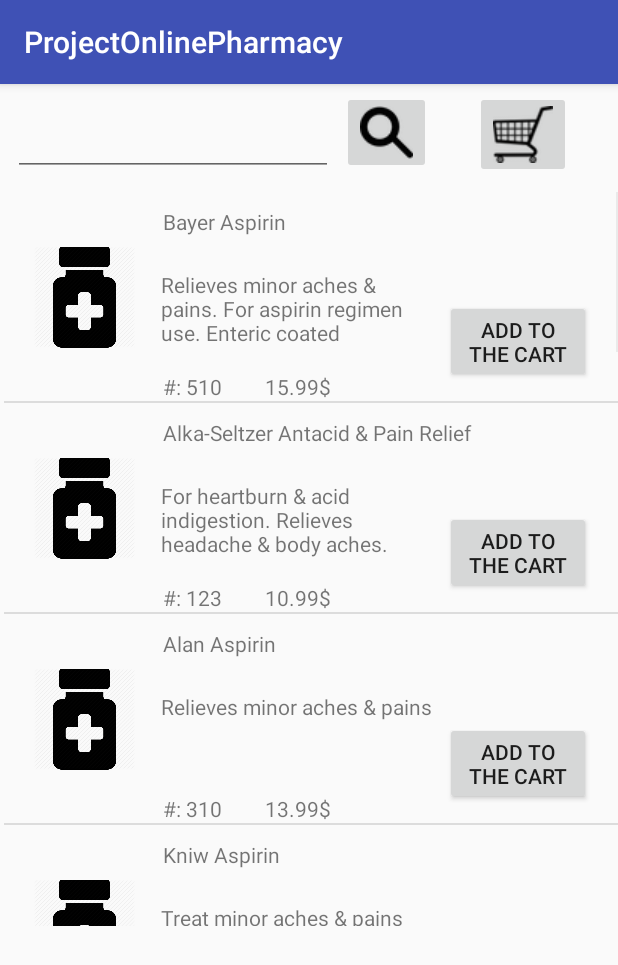
After one commit to DuyTang1112/ProjectOnlinePharmacy, an Android app: the Main screen opened directly, with no data from a screen before it, on a phone screen of 412 x 824 dp. The commit adds this screen. Shown: the top 965 px of the screen. Run offline under Robolectric (Android 15) with nearby library versions, the phone set to English and light mode, and no system bars.

Commit message:
Main activity added

```diff
--- a/app/src/main/AndroidManifest.xml
+++ b/app/src/main/AndroidManifest.xml
@@ -16,7 +16,8 @@
                 <category android:name="android.intent.category.LAUNCHER" />
             </intent-filter>
         </activity>
-        <activity android:name=".NewUser"></activity>
+        <activity android:name=".NewUser" />
+        <activity android:name=".Main"></activity>
     </application>
 
 </manifest>
--- a/app/src/main/assets/data.txt
+++ b/app/src/main/assets/data.txt
@@ -1,5 +1,5 @@
 Bayer Aspirin;Relieves minor aches & pains. For aspirin regimen use. Enteric coated;510;Medicine;15.99
-Alka-Seltzer Antacid & Pain Relief;For heartburn & acid indigestion. Relieves headache & body aches. Use for sour & upset stomach;123;medicine;10.99
+Alka-Seltzer Antacid & Pain Relief;For heartburn & acid indigestion. Relieves headache & body aches.;123;Medicine;10.99
 Alan Aspirin;Relieves minor aches & pains;310;Medicine;13.99
 Kniw Aspirin;Treat minor aches & pains;31;Medicine;12.99
 Walgreen Mucus Relieve;Helps loosen phlegm;100;Medicine;19.99
@@ -9,8 +9,8 @@ Garnel's Shampoo;Give you a fresh look with amazing smell;313;Personal Care;24.9
 AXE's Conditioner;Magnetic softeners leave your hair soft to the touch;213;Personal Care;13.99
 Walgreens Super Probiotic Digestive Support Capsules;Maintain body's natural digestive system;131;Vitamins;23.99
 Walgreens One Daily Multivitamin With Iron, Tablets;Promotes cellular integrity & health;312;Vitamins;9.49
-Nature Made Calcium 600 mg with Vitamin D Dietary Supplement Liquid Softgels;This supplement helps build strong bones and may help prevent osteoporosis;131;Vitamins;23.99
+Nature Made Calcium 600 mg with Vitamin D Dietary Supplement;This supplement helps build strong bones and help prevent osteoporosis;131;Vitamins;23.99
 Walgreens One Daily Multivitamin Without Iron, Tablets;Promotes cellular integrity & health;312;Vitamins;9.49
 Maybelline Baby Skin Instant Pore Eraser; Smoothes and refines skin's appearance;612;Beauty;6.99
 L'Oreal Paris Magic Perfecting Base Face Primer Cream;Get the perfect skin texture, instantly. Wears all day;1000;Beauty;7.99
-No7 Lift & Luminate Foundation, SPF 15;A luminating foundation which has been formulated with a polymer to help appear to visibly lift and give firmer feeling skin;300;Beauty;12.99
+No7 Lift & Luminate Foundation, SPF 15;Help appear to visibly lift and give firmer feeling skin;300;Beauty;12.99
--- /dev/null
+++ b/app/src/main/java/com/example/duyanhtang/projectonlinepharmacy/Item.java
@@ -0,0 +1,70 @@
+package com.example.duyanhtang.projectonlinepharmacy;
+
+/**
+ * Created by dani1covi on 4/25/17.
+ */
+
+public class Item {
+     String name;
+     String description;
+     int Stock;
+     double price;
+    String category;
+
+    public Item(){
+        this.price=0.0;
+        this.description="";
+        this.description="";
+        this.Stock=0;
+    }
+
+    public Item(String n, String des, int St,String category, double price){
+        this.name=n;
+        this.description=des;
+        this.Stock=St;
+        this.price=price;
+        this.category=category;
+    }
+
+    public double getPrice() {
+        return price;
+    }
+
+    public int getStock() {
+        return Stock;
+    }
+
+    public String getDescription() {
+        return description;
+    }
+
+    public String getName() {
+        return name;
+    }
+
+    public void setDescription(String description) {
+        this.description = description;
+    }
+
+    public void setName(String name) {
+        this.name = name;
+    }
+
+    public void setPrice(double price) {
+        this.price = price;
+    }
+
+    public void setStock(int stock) {
+        Stock = stock;
+    }
+
+    @Override
+    public String toString() {
+        return "Name: "+ name+
+                "\n Description: "+description+
+                "\n Quantity: "+Stock+
+                "\n Price: "+price+
+                "\n Category: "+category;
+
+    }
+}
--- a/app/src/main/java/com/example/duyanhtang/projectonlinepharmacy/LoginPage.java
+++ b/app/src/main/java/com/example/duyanhtang/projectonlinepharmacy/LoginPage.java
@@ -36,6 +36,7 @@ public class LoginPage extends Activity {
         super.onCreate(savedInstanceState);
         setContentView(R.layout.login);
         setTitle("Login Page");
+        //LoginPage.this.deleteDatabase("project.db");
         login=(Button) findViewById(R.id.login);
         newuser=(Button) findViewById(R.id.newuser);
         status=(TextView) findViewById(R.id.status);
@@ -68,11 +69,15 @@ public class LoginPage extends Activity {
                 Cursor cur=db.rawQuery("select password from login_info where _id=?",new String[]{user.getText().toString()});
                 if (cur.getCount()==0){
                     Toast.makeText(LoginPage.this,"No such user is found",Toast.LENGTH_LONG).show();
+
                 }
                 else{
                     cur.moveToFirst();
                     if (cur.getString(0).equals(pass.getText().toString())){
                         Toast.makeText(LoginPage.this,"Login successfully",Toast.LENGTH_LONG).show();
+                        Intent intent=new Intent(LoginPage.this,Main.class);
+                        intent.putExtra("user",user.getText().toString());
+                        startActivity(intent);
                     }
                     else{
                         Toast.makeText(LoginPage.this,"Password does not match",Toast.LENGTH_LONG).show();
--- /dev/null
+++ b/app/src/main/java/com/example/duyanhtang/projectonlinepharmacy/Main.java
@@ -0,0 +1,81 @@
+package com.example.duyanhtang.projectonlinepharmacy;
+
+import android.content.Intent;
+import android.database.Cursor;
+import android.database.sqlite.SQLiteDatabase;
+import android.support.v7.app.AppCompatActivity;
+import android.os.Bundle;
+import android.util.Log;
+import android.view.View;
+import android.widget.Button;
+import android.widget.EditText;
+import android.widget.ImageButton;
+import android.widget.ListView;
+
+import java.util.HashMap;
+import java.util.List;
+
+public class Main extends AppCompatActivity {
+    ListView lv;
+    EditText searchbar;
+    ImageButton searchbutton,cartbutton;
+    HashMap<String,Integer> cart;
+    SQL sql;
+    SQLiteDatabase db;
+    String userid;
+    @Override
+    protected void onCreate(Bundle savedInstanceState) {
+
+        super.onCreate(savedInstanceState);
+        setContentView(R.layout.absolut);
+        sql=new SQL(Main.this);
+        db=sql.getReadableDatabase();
+        lv=(ListView) findViewById(R.id.listview);
+        searchbar=(EditText) findViewById(R.id.searchbar);
+        searchbutton=(ImageButton) findViewById(R.id.find);
+        searchbutton.setOnClickListener(new View.OnClickListener() {
+            @Override
+            public void onClick(View v) {
+                if (searchbar.getText().toString().length()==0) {
+                    readData();
+                    return;
+                }
+                String sql="select name, description, quantity, category, price from item_info " +
+                        "where name like '%"+searchbar.getText().toString()+"%' or category like '%"+searchbar.getText().toString()+"%'";
+                Cursor cur=db.rawQuery(sql,null);
+                cur.moveToFirst();
+                Item[] items=new Item[cur.getCount()];
+                for (int i=0;i<items.length;i++){
+                    items[i]=new Item(cur.getString(0),cur.getString(1),
+                            Integer.parseInt(cur.getString(2)),cur.getString(3),
+                            Double.parseDouble(cur.getString(4)));
+                    Log.d("Item",items[i].toString());
+                    cur.moveToNext();
+                }
+                listView lvadapter=new listView(Main.this,items,cart);
+                lv.setAdapter(lvadapter);
+            }
+        });
+        cartbutton=(ImageButton) findViewById(R.id.cart);
+        cart=new HashMap<>();
+        userid=getIntent().getStringExtra("user");
+        Log.d("User logging in",userid);
+        readData();
+    }
+
+    private void readData() {
+
+        Cursor cur=db.rawQuery("select name, description, quantity, category, price from item_info",null);
+        cur.moveToFirst();
+        Item[] items=new Item[cur.getCount()];
+        for (int i=0;i<items.length;i++){
+            items[i]=new Item(cur.getString(0),cur.getString(1),
+                    Integer.parseInt(cur.getString(2)),cur.getString(3),
+                    Double.parseDouble(cur.getString(4)));
+            Log.d("Item",items[i].toString());
+            cur.moveToNext();
+        }
+        listView lvadapter=new listView(Main.this,items,cart);
+        lv.setAdapter(lvadapter);
+    }
+}
--- /dev/null
+++ b/app/src/main/java/com/example/duyanhtang/projectonlinepharmacy/listView.java
@@ -0,0 +1,80 @@
+package com.example.duyanhtang.projectonlinepharmacy;
+
+import android.content.Context;
+import android.view.LayoutInflater;
+import android.view.View;
+import android.view.ViewGroup;
+import android.widget.BaseAdapter;
+import android.widget.ImageButton;
+import android.widget.ImageView;
+import android.widget.TextView;
+
+import java.util.HashMap;
+
+public class listView extends BaseAdapter {
+    Context activity;
+    Item [] item;
+    HashMap<String,Integer> cart;
+
+
+    public listView(Context ctx, Item [] item,HashMap<String,Integer> cart){
+        activity=ctx;
+        this.item=item;
+        this.cart=cart;
+    }
+
+    @Override
+    public int getCount() {
+        return item.length;
+    }
+
+    @Override
+    public long getItemId(int position) {
+        return 0;
+    }
+
+    @Override
+    public Object getItem(int position) {
+        return null;
+    }
+
+    @Override
+    public View getView(int position, View convertView, ViewGroup parent) {
+        View newView = null;
+        LayoutInflater inf = LayoutInflater.from(activity);
+
+        if (convertView == null)
+            newView = inf.inflate(R.layout.row, null, true);
+        else
+            newView = convertView;
+
+        TextView name=(TextView)newView.findViewById(R.id.name);
+        TextView desc=(TextView)newView.findViewById(R.id.description);
+        TextView stock=(TextView)newView.findViewById(R.id.stock);
+        TextView price=(TextView)newView.findViewById(R.id.price);
+       // ImageButton cart=(ImageButton)newView.findViewById(R.id.cart);
+        //ImageButton search= (ImageButton)newView.findViewById(R.id.find);
+        ImageView image=(ImageView) newView.findViewById(R.id.itemimage);
+
+        name.setText(item[position].getName());
+        desc.setText(item[position].getDescription());
+        stock.setText("#: "+item[position].getStock());
+        price.setText(item[position].getPrice()+"$");
+        switch (item[position].category){
+            case "Medicine":
+                image.setImageResource(R.drawable.medicine);
+                break;
+            case "Personal Care":
+                image.setImageResource(R.drawable.personalcare);
+                break;
+            case "Vitamins":
+                image.setImageResource(R.drawable.vitamins);
+                break;
+            case "Beauty":
+                image.setImageResource(R.drawable.beauty);
+                break;
+        }
+
+        return newView;
+    }
+}
--- /dev/null
+++ b/app/src/main/res/layout/absolut.xml
@@ -0,0 +1,38 @@
+<?xml version="1.0" encoding="utf-8"?>
+<AbsoluteLayout xmlns:android="http://schemas.android.com/apk/res/android"
+    xmlns:app="http://schemas.android.com/apk/res-auto"
+    android:layout_width="match_parent" android:layout_height="match_parent">
+
+    <ImageButton
+        android:id="@+id/find"
+        android:layout_width="wrap_content"
+        android:layout_height="wrap_content"
+        android:layout_x="228dp"
+        android:layout_y="5dp"
+        android:src="@drawable/lupa" />
+
+    <ListView
+        android:id="@+id/listview"
+        android:layout_width="match_parent"
+        android:layout_height="489dp"
+        android:layout_x="3dp"
+        android:layout_y="72dp" />
+
+    <ImageButton
+        android:id="@+id/cart"
+        android:layout_width="wrap_content"
+        android:layout_height="wrap_content"
+        android:layout_x="317dp"
+        android:layout_y="5dp"
+        android:src="@drawable/cart" />
+
+    <EditText
+        android:id="@+id/searchbar"
+        android:layout_width="wrap_content"
+        android:layout_height="wrap_content"
+        android:layout_x="9dp"
+        android:layout_y="16dp"
+        android:ems="10"
+        android:inputType="textPersonName" />
+
+</AbsoluteLayout>
--- /dev/null
+++ b/app/src/main/res/layout/row.xml
@@ -0,0 +1,54 @@
+<?xml version="1.0" encoding="utf-8"?>
+<AbsoluteLayout xmlns:android="http://schemas.android.com/apk/res/android"
+    xmlns:app="http://schemas.android.com/apk/res-auto"
+    android:layout_width="match_parent"
+    android:layout_height="150dp">
+
+    <ImageView
+        android:id="@+id/itemimage"
+        android:layout_width="67dp"
+        android:layout_height="76dp"
+        android:layout_x="20dp"
+        android:layout_y="32dp"
+        app:srcCompat="@mipmap/ic_launcher" />
+
+    <TextView
+        android:id="@+id/description"
+        android:layout_width="181dp"
+        android:layout_height="57dp"
+        android:layout_x="105dp"
+        android:layout_y="52dp"
+        android:text="Description" />
+
+    <TextView
+        android:id="@+id/name"
+        android:layout_width="279dp"
+        android:layout_height="35dp"
+        android:layout_x="106dp"
+        android:layout_y="10dp"
+        android:text="Name" />
+
+    <Button
+        android:id="@+id/add"
+        android:layout_width="97dp"
+        android:layout_height="wrap_content"
+        android:layout_x="294dp"
+        android:layout_y="72dp"
+        android:text="Add to the cart" />
+
+    <TextView
+        android:id="@+id/price"
+        android:layout_width="103dp"
+        android:layout_height="wrap_content"
+        android:layout_x="174dp"
+        android:layout_y="120dp"
+        android:text="price" />
+
+    <TextView
+        android:id="@+id/stock"
+        android:layout_width="42dp"
+        android:layout_height="wrap_content"
+        android:layout_x="106dp"
+        android:layout_y="120dp"
+        android:text="stock" />
+</AbsoluteLayout>
```
Also changed, not shown: app/src/main/java/com/example/duyanhtang/projectonlinepharmacy/cartListView.java (added, +70 -0 lines), app/src/main/res/layout/cart.xml (added, +29 -0 lines), app/src/main/res/layout/cartlay.xml (added, +62 -0 lines), app/src/main/res/drawable/beauty.png (added), app/src/main/res/drawable/cart.png (added), app/src/main/res/drawable/lupa.png (added), app/src/main/res/drawable/medicine.png (added), app/src/main/res/drawable/personalcare.png (added), app/src/main/res/drawable/vitamins.png (added).
